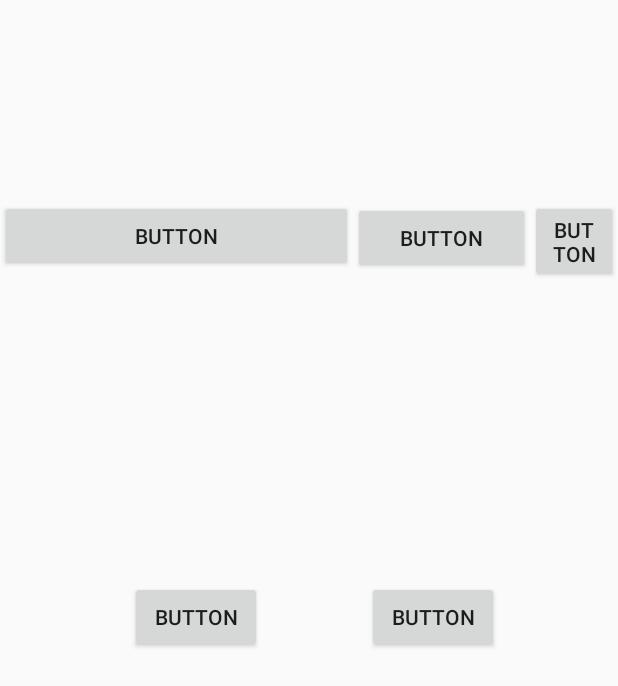
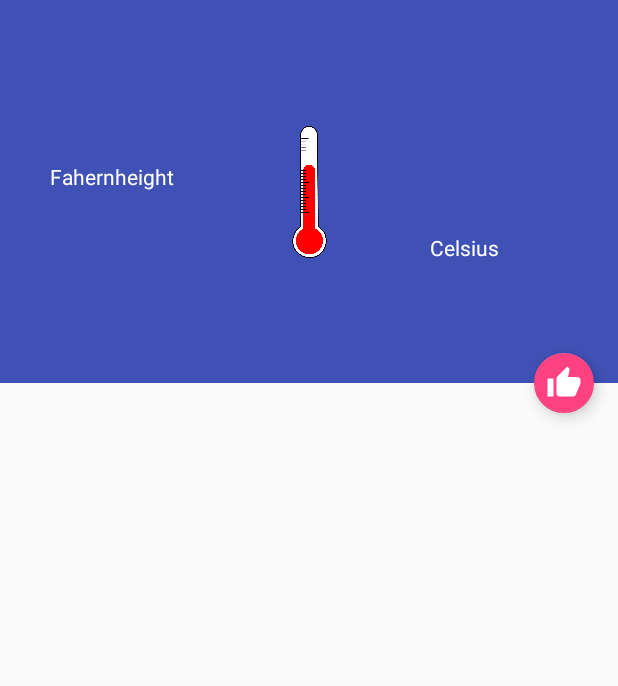
Before and after one commit to DanielJakar/ColourPicker2, an Android app: the layout constraint_demo.xml on its own in the app's theme, with its tools: preview values and no code run, on a phone screen of 412 x 824 dp. Shown: the top 686 px of the screen. Run offline under Robolectric (Android 15) with nearby library versions, the phone set to English and light mode, and no system bars.

Commit message:
Constraint homework

```diff
--- a/app/build.gradle
+++ b/app/build.gradle
@@ -27,4 +27,5 @@ dependencies {
     compile 'com.android.support:appcompat-v7:25.3.0'
     compile 'com.android.support.constraint:constraint-layout:1.0.2'
     testCompile 'junit:junit:4.12'
+    compile 'com.android.support:design:25.3.0'
 }
--- /dev/null
+++ b/app/src/main/res/drawable/heart.xml
@@ -0,0 +1,5 @@
+<vector android:alpha="0.80" android:height="24dp"
+    android:viewportHeight="24.0" android:viewportWidth="24.0"
+    android:width="24dp" xmlns:android="http://schemas.android.com/apk/res/android">
+    <path android:fillColor="#fc0f0f" android:pathData="M16.5,3c-1.74,0 -3.41,0.81 -4.5,2.09C10.91,3.81 9.24,3 7.5,3 4.42,3 2,5.42 2,8.5c0,3.78 3.4,6.86 8.55,11.54L12,21.35l1.45,-1.32C18.6,15.36 22,12.28 22,8.5 22,5.42 19.58,3 16.5,3zM12.1,18.55l-0.1,0.1 -0.1,-0.1C7.14,14.24 4,11.39 4,8.5 4,6.5 5.5,5 7.5,5c1.54,0 3.04,0.99 3.57,2.36h1.87C13.46,5.99 14.96,5 16.5,5c2,0 3.5,1.5 3.5,3.5 0,2.89 -3.14,5.74 -7.9,10.05z"/>
+</vector>
--- /dev/null
+++ b/app/src/main/res/drawable/ic_thumb_up_black_24dp.xml
@@ -0,0 +1,9 @@
+<vector xmlns:android="http://schemas.android.com/apk/res/android"
+        android:width="24dp"
+        android:height="24dp"
+        android:viewportWidth="24.0"
+        android:viewportHeight="24.0">
+    <path
+        android:fillColor="#ffffff"
+        android:pathData="M1,21h4L5,9L1,9v12zM23,10c0,-1.1 -0.9,-2 -2,-2h-6.31l0.95,-4.57 0.03,-0.32c0,-0.41 -0.17,-0.79 -0.44,-1.06L14.17,1 7.59,7.59C7.22,7.95 7,8.45 7,9v10c0,1.1 0.9,2 2,2h9c0.83,0 1.54,-0.5 1.84,-1.22l3.02,-7.05c0.09,-0.23 0.14,-0.47 0.14,-0.73v-1.91l-0.01,-0.01L23,10z"/>
+</vector>
--- a/app/src/main/res/layout/constraint_demo.xml
+++ b/app/src/main/res/layout/constraint_demo.xml
@@ -8,61 +8,96 @@
     tools:layout_editor_absoluteY="81dp"
     tools:layout_editor_absoluteX="0dp">
 
-    <Button
-        android:id="@+id/btn1"
-        android:layout_width="0dp"
-        app:layout_constraintHorizontal_weight="4"
-        android:layout_height="wrap_content"
-        android:text="Button"
-        app:layout_constraintRight_toLeftOf="@+id/btn2"
-        app:layout_constraintLeft_toLeftOf="parent"
-        app:layout_constraintHorizontal_bias="0.5"
-        android:layout_marginLeft="0dp"
-        app:layout_constraintTop_toTopOf="parent"
-        android:layout_marginTop="133dp" />
-
-    <Button
-        android:id="@+id/btn3"
-        android:layout_width="0dp"
-        app:layout_constraintHorizontal_weight="1"
-        android:layout_height="wrap_content"
-        android:text="Button"
-        app:layout_constraintRight_toRightOf="parent"
-        app:layout_constraintLeft_toRightOf="@+id/btn2"
-        app:layout_constraintTop_toTopOf="@+id/btn1"
-        android:layout_marginTop="0dp" />
-
-    <Button
-        android:id="@+id/btn2"
-        android:layout_width="0dp"
-        app:layout_constraintHorizontal_weight="2"
-        android:layout_height="wrap_content"
-        android:text="Button"
-        app:layout_constraintRight_toLeftOf="@+id/btn3"
-        app:layout_constraintLeft_toRightOf="@+id/btn1"
-        app:layout_constraintTop_toTopOf="@+id/btn1"
-        android:layout_marginTop="1dp" />
-
-    <Button
-        android:id="@+id/button7"
+    <android.support.constraint.Guideline
+        android:id="@+id/Center"
         android:layout_width="wrap_content"
         android:layout_height="wrap_content"
-        android:text="Button"
-        app:layout_constraintTop_toTopOf="parent"
-        app:layout_constraintBottom_toBottomOf="parent"
-        android:layout_marginRight="237dp"
-        app:layout_constraintRight_toRightOf="parent"
-        app:layout_constraintVertical_bias="0.499" />
+        android:orientation="vertical"
+        app:layout_constraintGuide_percent="0.5"
+        tools:layout_editor_absoluteY="0dp"
+        tools:layout_editor_absoluteX="206dp" />
 
-    <Button
-        android:id="@+id/button8"
+    <android.support.constraint.Guideline
+        android:id="@+id/Center_vertical"
         android:layout_width="wrap_content"
         android:layout_height="wrap_content"
-        android:text="Button"
+        android:orientation="horizontal"
+        app:layout_constraintGuide_percent="0.31"
+        tools:layout_editor_absoluteY="186dp"
+        tools:layout_editor_absoluteX="0dp" />
+
+    <android.support.v7.widget.Toolbar
+        android:id="@+id/toolbar"
+        android:layout_width="0dp"
+        android:layout_height="0dp"
+        android:background="?attr/colorPrimary"
+        android:minHeight="?attr/actionBarSize"
+        android:theme="?attr/actionBarTheme"
+        app:layout_constraintLeft_toLeftOf="parent"
+        app:layout_constraintRight_toRightOf="parent"
         app:layout_constraintTop_toTopOf="parent"
-        app:layout_constraintBottom_toBottomOf="parent"
-        app:layout_constraintLeft_toRightOf="@id/button7"
-        app:layout_constraintVertical_bias="0.499"
-        android:layout_marginLeft="70dp" />
+        app:layout_constraintBottom_toTopOf="@+id/Center_vertical"
+        app:layout_constraintHorizontal_bias="0.0"
+        app:layout_constraintVertical_bias="0.0" />
 
+    <android.support.design.widget.FloatingActionButton
+        android:id="@+id/floatingActionButton"
+        android:layout_width="wrap_content"
+        android:layout_height="wrap_content"
+        android:clickable="true"
+        app:fabSize="mini"
+        app:srcCompat="@drawable/ic_thumb_up_black_24dp"
+        android:layout_marginRight="16dp"
+        app:layout_constraintRight_toRightOf="parent"
+        app:layout_constraintBottom_toBottomOf="@+id/toolbar"
+        app:layout_constraintTop_toBottomOf="@+id/toolbar"
+        android:layout_marginEnd="16dp" />
+
+    <ImageView
+        android:id="@+id/imageView"
+        android:layout_width="119dp"
+        android:layout_height="88dp"
+        app:layout_constraintBottom_toBottomOf="@+id/toolbar"
+        app:layout_constraintTop_toTopOf="@+id/toolbar"
+        app:srcCompat="@drawable/medical_red_thermometer_1"
+        android:layout_marginLeft="0dp"
+        app:layout_constraintLeft_toLeftOf="@+id/toolbar"
+        android:layout_marginRight="0dp"
+        app:layout_constraintRight_toRightOf="@+id/toolbar" />
+
+    <TextView
+        android:id="@+id/tvCelsius"
+        android:layout_width="wrap_content"
+        android:layout_height="wrap_content"
+        android:layout_marginRight="0dp"
+        android:ems="10"
+        android:text="Celsius"
+        android:textColor="#fff"
+        android:textAlignment="center"
+        app:layout_constraintRight_toRightOf="parent"
+        android:layout_marginBottom="0dp"
+        app:layout_constraintBottom_toTopOf="@+id/Center_vertical"
+        app:layout_constraintTop_toTopOf="parent"
+        android:layout_marginTop="0dp"
+        app:layout_constraintVertical_bias="0.659"
+        android:layout_marginLeft="0dp"
+        app:layout_constraintLeft_toLeftOf="@+id/Center" />
+
+    <TextView
+        android:id="@+id/tvFaheren"
+        android:layout_width="wrap_content"
+        android:layout_height="wrap_content"
+        android:layout_marginBottom="0dp"
+        android:layout_marginLeft="0dp"
+        android:layout_marginRight="0dp"
+        android:layout_marginTop="0dp"
+        android:ems="10"
+        android:text="Fahernheight"
+        android:textColor="#fff"
+        android:textAlignment="center"
+        app:layout_constraintBottom_toTopOf="@+id/Center_vertical"
+        app:layout_constraintLeft_toLeftOf="@+id/toolbar"
+        app:layout_constraintRight_toLeftOf="@+id/imageView"
+        app:layout_constraintTop_toTopOf="parent"
+        app:layout_constraintVertical_bias="0.458" />
 </android.support.constraint.ConstraintLayout>
```
Also changed, not shown: app/src/main/res/drawable/medical_red_thermometer_1.png (added).
